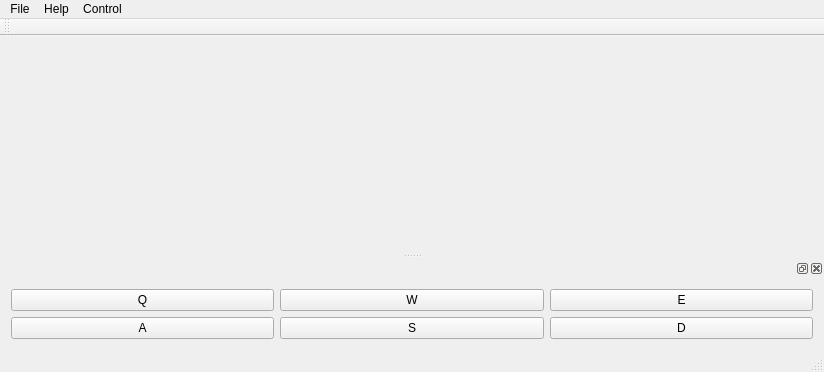
glRender/qtApp, file app/src/mainwindow.ui: the form before one commit.
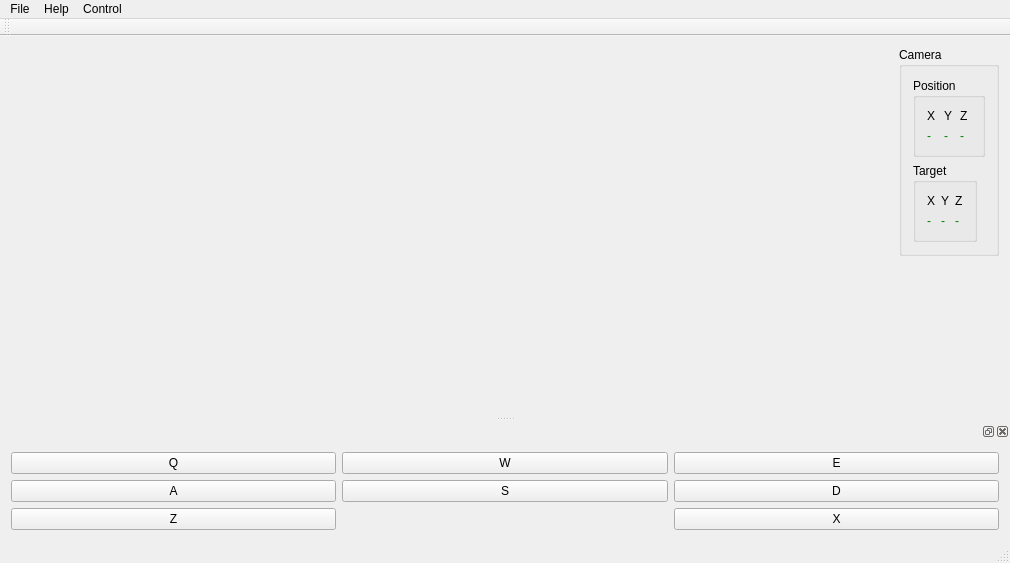
The form after the commit. Custom widgets are drawn as their Qt base class.

The edit to the form file:
```diff
--- a/app/src/mainwindow.ui
+++ b/app/src/mainwindow.ui
@@ -6,8 +6,8 @@
    <rect>
     <x>0</x>
     <y>0</y>
-    <width>824</width>
-    <height>372</height>
+    <width>1010</width>
+    <height>563</height>
    </rect>
   </property>
   <property name="windowTitle">
@@ -15,8 +15,179 @@
   </property>
   <widget class="QWidget" name="centralWidget">
    <layout class="QGridLayout" name="gridLayout_3">
-    <item row="0" column="0">
+    <item row="0" column="1">
+     <widget class="QGroupBox" name="groupBox">
+      <property name="sizePolicy">
+       <sizepolicy hsizetype="Maximum" vsizetype="Maximum">
+        <horstretch>0</horstretch>
+        <verstretch>0</verstretch>
+       </sizepolicy>
+      </property>
+      <property name="title">
+       <string>Camera</string>
+      </property>
+      <layout class="QGridLayout" name="gridLayout_4">
+       <item row="0" column="0">
+        <widget class="QGroupBox" name="groupBox_2">
+         <property name="sizePolicy">
+          <sizepolicy hsizetype="Maximum" vsizetype="Maximum">
+           <horstretch>0</horstretch>
+           <verstretch>0</verstretch>
+          </sizepolicy>
+         </property>
+         <property name="title">
+          <string>Position</string>
+         </property>
+         <layout class="QGridLayout" name="gridLayout">
+          <item row="1" column="2">
+           <widget class="QLabel" name="positionZ">
+            <property name="sizePolicy">
+             <sizepolicy hsizetype="Preferred" vsizetype="Preferred">
+              <horstretch>0</horstretch>
+              <verstretch>0</verstretch>
+             </sizepolicy>
+            </property>
+            <property name="styleSheet">
+             <string notr="true">color: green;</string>
+            </property>
+            <property name="text">
+             <string>-</string>
+            </property>
+           </widget>
+          </item>
+          <item row="1" column="0">
+           <widget class="QLabel" name="positionX">
+            <property name="sizePolicy">
+             <sizepolicy hsizetype="Preferred" vsizetype="Preferred">
+              <horstretch>0</horstretch>
+              <verstretch>0</verstretch>
+             </sizepolicy>
+            </property>
+            <property name="styleSheet">
+             <string notr="true">color: green;</string>
+            </property>
+            <property name="text">
+             <string>-</string>
+            </property>
+           </widget>
+          </item>
+          <item row="1" column="1">
+           <widget class="QLabel" name="positionY">
+            <property name="sizePolicy">
+             <sizepolicy hsizetype="Preferred" vsizetype="Preferred">
+              <horstretch>0</horstretch>
+              <verstretch>0</verstretch>
+             </sizepolicy>
+            </property>
+            <property name="styleSheet">
+             <string notr="true">color: green;</string>
+            </property>
+            <property name="text">
+             <string>-</string>
+            </property>
+           </widget>
+          </item>
+          <item row="0" column="0">
+           <widget class="QLabel" name="label">
+            <property name="text">
+             <string>X</string>
+            </property>
+           </widget>
+          </item>
+          <item row="0" column="1">
+           <widget class="QLabel" name="label_2">
+            <property name="text">
+             <string>Y</string>
+            </property>
+           </widget>
+          </item>
+          <item row="0" column="2">
+           <widget class="QLabel" name="label_3">
+            <property name="text">
+             <string>Z</string>
+            </property>
+           </widget>
+          </item>
+         </layout>
+        </widget>
+       </item>
+       <item row="2" column="0">
+        <widget class="QGroupBox" name="groupBox_3">
+         <property name="sizePolicy">
+          <sizepolicy hsizetype="Maximum" vsizetype="Maximum">
+           <horstretch>0</horstretch>
+           <verstretch>0</verstretch>
+          </sizepolicy>
+         </property>
+         <property name="title">
+          <string>Target</string>
+         </property>
+         <layout class="QGridLayout" name="gridLayout_5">
+          <item row="1" column="2">
+           <widget class="QLabel" name="targetZ">
+            <property name="styleSheet">
+             <string notr="true">color: green;</string>
+            </property>
+            <property name="text">
+             <string>-</string>
+            </property>
+           </widget>
+          </item>
+          <item row="1" column="0">
+           <widget class="QLabel" name="targetX">
+            <property name="styleSheet">
+             <string notr="true">color: green;</string>
+            </property>
+            <property name="text">
+             <string>-</string>
+            </property>
+           </widget>
+          </item>
+          <item row="1" column="1">
+           <widget class="QLabel" name="targetY">
+            <property name="styleSheet">
+             <string notr="true">color: green;</string>
+            </property>
+            <property name="text">
+             <string>-</string>
+            </property>
+           </widget>
+          </item>
+          <item row="0" column="0">
+           <widget class="QLabel" name="label_4">
+            <property name="text">
+             <string>X</string>
+            </property>
+           </widget>
+          </item>
+          <item row="0" column="1">
+           <widget class="QLabel" name="label_5">
+            <property name="text">
+             <string>Y</string>
+            </property>
+           </widget>
+          </item>
+          <item row="0" column="2">
+           <widget class="QLabel" name="label_6">
+            <property name="text">
+             <string>Z</string>
+            </property>
+           </widget>
+          </item>
+         </layout>
+        </widget>
+       </item>
+      </layout>
+     </widget>
+    </item>
+    <item row="0" column="0" rowspan="2">
      <widget class="glRenderQtWidget" name="glWidget" native="true">
+      <property name="sizePolicy">
+       <sizepolicy hsizetype="MinimumExpanding" vsizetype="MinimumExpanding">
+        <horstretch>0</horstretch>
+        <verstretch>0</verstretch>
+       </sizepolicy>
+      </property>
       <property name="focusPolicy">
        <enum>Qt::StrongFocus</enum>
       </property>
@@ -29,8 +200,8 @@
     <rect>
      <x>0</x>
      <y>0</y>
-     <width>824</width>
-     <height>28</height>
+     <width>1010</width>
+     <height>25</height>
     </rect>
    </property>
    <widget class="QMenu" name="menuFile">
@@ -55,6 +226,8 @@
     <addaction name="actionMoveBack"/>
     <addaction name="actionRotate_left"/>
     <addaction name="actionRotate_right"/>
+    <addaction name="actionMove_up"/>
+    <addaction name="actionMove_bottom"/>
    </widget>
    <addaction name="menuFile"/>
    <addaction name="menuHelp"/>
@@ -75,10 +248,10 @@
    </attribute>
    <widget class="QWidget" name="dockWidgetContents_5">
     <layout class="QGridLayout" name="gridLayout_2">
-     <item row="1" column="2">
-      <widget class="QPushButton" name="dButton">
+     <item row="1" column="0">
+      <widget class="QPushButton" name="aButton">
        <property name="text">
-        <string>D</string>
+        <string>A</string>
        </property>
       </widget>
      </item>
@@ -89,6 +262,13 @@
        </property>
       </widget>
      </item>
+     <item row="1" column="2">
+      <widget class="QPushButton" name="dButton">
+       <property name="text">
+        <string>D</string>
+       </property>
+      </widget>
+     </item>
      <item row="0" column="1">
       <widget class="QPushButton" name="wButton">
        <property name="text">
@@ -96,20 +276,6 @@
        </property>
       </widget>
      </item>
-     <item row="0" column="0">
-      <widget class="QPushButton" name="qButton">
-       <property name="text">
-        <string>Q</string>
-       </property>
-      </widget>
-     </item>
-     <item row="1" column="0">
-      <widget class="QPushButton" name="aButton">
-       <property name="text">
-        <string>A</string>
-       </property>
-      </widget>
-     </item>
      <item row="0" column="2">
       <widget class="QPushButton" name="eButton">
        <property name="text">
@@ -117,6 +283,27 @@
        </property>
       </widget>
      </item>
+     <item row="0" column="0">
+      <widget class="QPushButton" name="qButton">
+       <property name="text">
+        <string>Q</string>
+       </property>
+      </widget>
+     </item>
+     <item row="2" column="0">
+      <widget class="QPushButton" name="zButton">
+       <property name="text">
+        <string>Z</string>
+       </property>
+      </widget>
+     </item>
+     <item row="2" column="2">
+      <widget class="QPushButton" name="xButton">
+       <property name="text">
+        <string>X</string>
+       </property>
+      </widget>
+     </item>
     </layout>
    </widget>
   </widget>
@@ -190,6 +377,22 @@
     <string>E</string>
    </property>
   </action>
+  <action name="actionMove_up">
+   <property name="text">
+    <string>Move up</string>
+   </property>
+   <property name="shortcut">
+    <string>Z</string>
+   </property>
+  </action>
+  <action name="actionMove_bottom">
+   <property name="text">
+    <string>Move bottom</string>
+   </property>
+   <property name="shortcut">
+    <string>X</string>
+   </property>
+  </action>
  </widget>
  <layoutdefault spacing="6" margin="11"/>
  <customwidgets>
```
